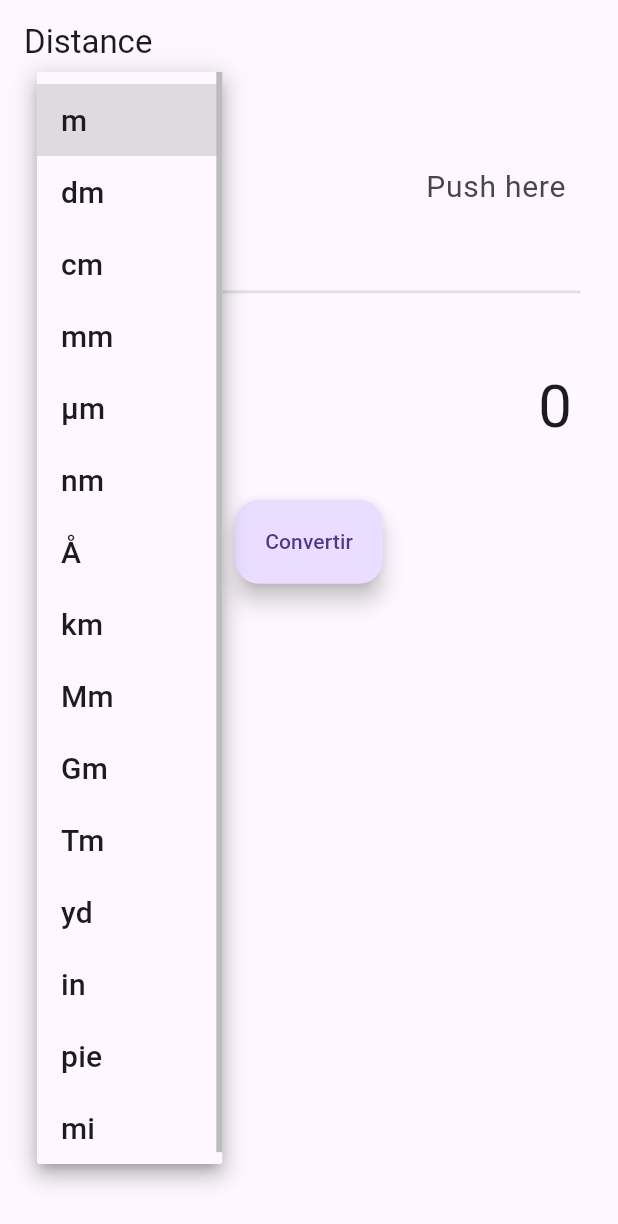
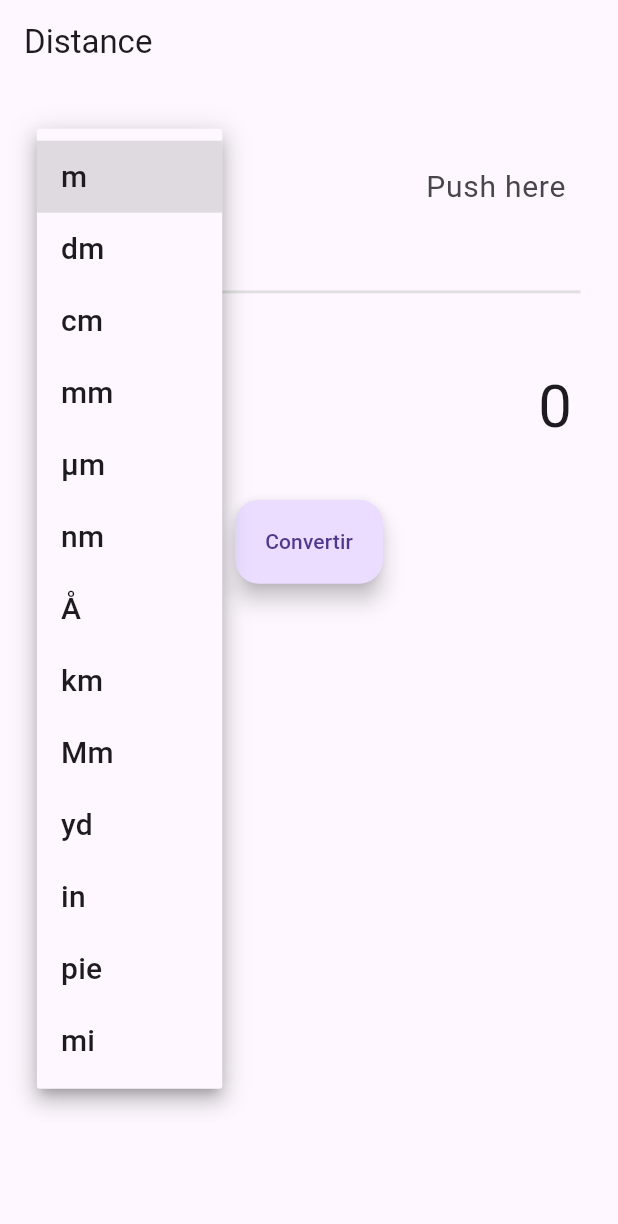
Before and after one commit to AlphaNumericUser/conversor-v1, a Flutter app: the DistanceScreen screen opened by its route, after a tap on "From", on a phone screen of 412 x 824 dp. Shown: the top 1224 px of the screen. Run offline on Flutter 3.47's test engine with Material 3 defaults, Android fonts, the light colour scheme and no system bars; our stand-ins replace flutter_riverpod, go_router, riverpod_annotation; missing offline and left inert: number_text_input_formatter; generated files the repository leaves out were written again.

Commit message:
UX/UI output finished

```diff
--- a/lib/providers/distancia_provider.dart
+++ b/lib/providers/distancia_provider.dart
@@ -19,8 +19,6 @@ class DistanciaProvider extends _$DistanciaProvider {
       Distancia(nombre: 'Å', ratio: 10000000000),
       Distancia(nombre: 'km', ratio: 0.001),
       Distancia(nombre: 'Mm', ratio: 0.000001),
-      Distancia(nombre: 'Gm', ratio: 0.000000001),
-      Distancia(nombre: 'Tm', ratio: 0.000000000001),
       Distancia(nombre: 'yd', ratio: 1.09361),
       Distancia(nombre: 'in', ratio: 39.3701),
       Distancia(nombre: 'pie', ratio: 3.28084),
--- a/lib/widgets/shared/unit_output.dart
+++ b/lib/widgets/shared/unit_output.dart
@@ -21,6 +21,28 @@ class UnitOutput extends ConsumerWidget {
   @override
   Widget build(BuildContext context, WidgetRef ref) {
     final valorOutput = ref.watch(valorOutputProvider);
+
+    String formattedValue;
+
+    if (valorOutput % 1 == 0) {
+      formattedValue = valorOutput.toInt().toString(); // Mostrará el número entero si no tiene decimales
+      formattedValue = formattedValue.replaceAllMapped(
+        RegExp(r'(\d{1,3})(?=(\d{3})+(?!\d))'),
+        (Match match) => '${match[1]},'
+      );
+    } else if (valorOutput < 1) {
+      formattedValue = valorOutput.toStringAsFixed(16); // Mostrará 5 decimales si el valor es menor que 1
+      formattedValue = formattedValue.replaceAllMapped(
+        RegExp(r'(\.\d*?[1-9])0*$'), // Expresión regular para eliminar ceros finales
+        (Match match) => '${match[1]}', // Mantener los dígitos antes del primer cero final
+      );
+    } else {
+      formattedValue = valorOutput.toStringAsFixed(2); // Mostrará 2 decimales en otros casos
+      formattedValue = formattedValue.replaceAllMapped(
+        RegExp(r'(\d{1,3})(?=(\d{3})+(?!\d))'),
+        (Match match) => '${match[1]},'
+      );
+    }
 
     return Center(
       child: SizedBox(
@@ -60,9 +82,12 @@ class UnitOutput extends ConsumerWidget {
                 alignment: Alignment.centerRight, // Alinea el contenido en el centro derecho
                 child: Padding(
                   padding: const EdgeInsets.symmetric(horizontal: 10),
-                  child: Text(
-                    '${valorOutput % 1 == 0 ? valorOutput.toInt() : valorOutput}',
-                    style: TextStyle(fontSize: fontSize),
+                  child: FittedBox(
+                    fit: BoxFit.scaleDown,
+                    child: Text(
+                      formattedValue,
+                      style: TextStyle(fontSize: fontSize),
+                    ),
                   ),
                 ),
               ),
```
